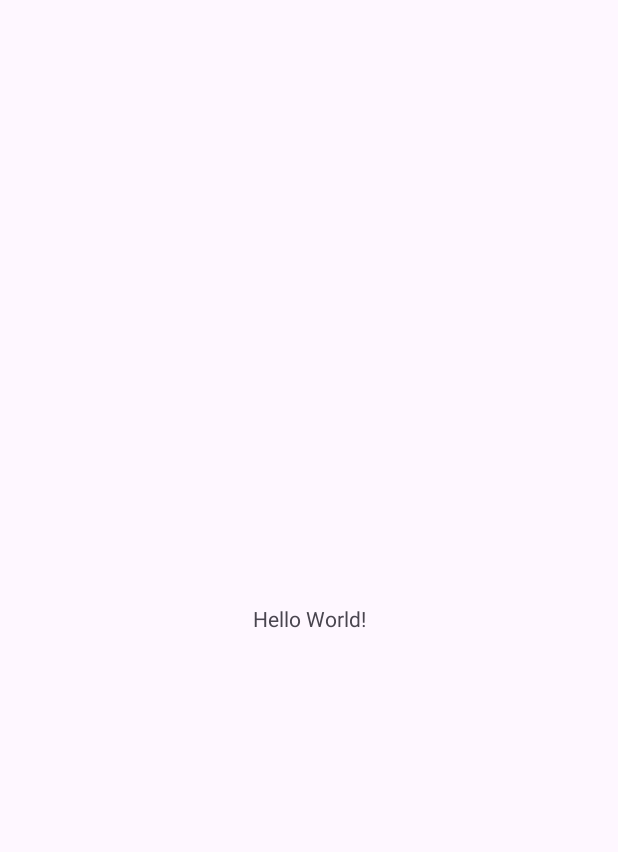
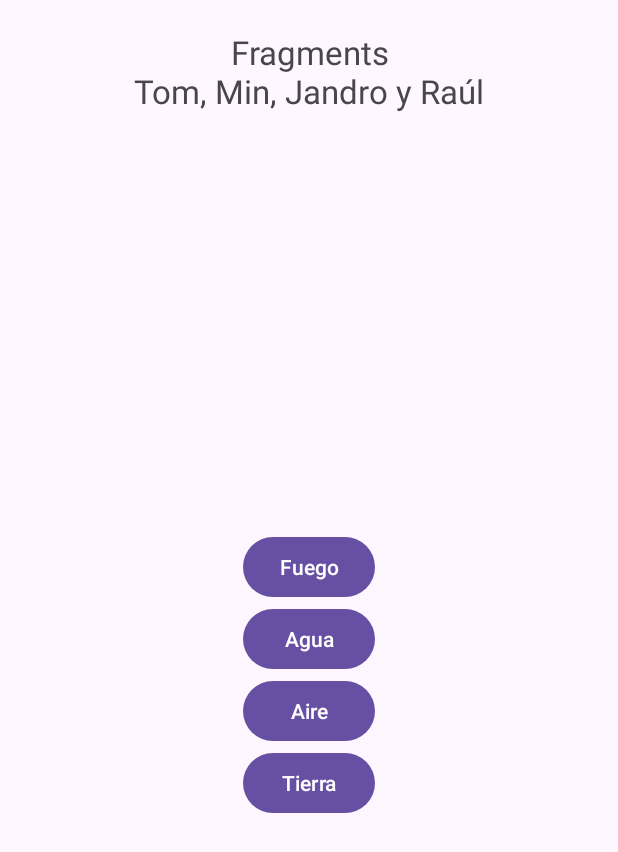
Before and after one commit to garciatomaschavez/APMV_Fragments, an Android app: the screen it shows after launch (MainActivity), on a phone screen of 412 x 824 dp. Before the commit the part shown is almost empty. Shown: the top 852 px of the screen. Run offline under Robolectric (Android 15) with nearby library versions, the phone set to English and light mode, and no system bars.

Commit message:
Added buttons to open fragments

```diff
--- a/app/src/main/res/layout/activity_main.xml
+++ b/app/src/main/res/layout/activity_main.xml
@@ -8,12 +8,57 @@
     tools:context=".MainActivity">
 
     <TextView
+        android:id="@+id/title"
         android:layout_width="wrap_content"
         android:layout_height="wrap_content"
-        android:text="Hello World!"
-        app:layout_constraintBottom_toBottomOf="parent"
-        app:layout_constraintEnd_toEndOf="parent"
-        app:layout_constraintStart_toStartOf="parent"
-        app:layout_constraintTop_toTopOf="parent" />
+        android:text="Fragments\nTom, Min, Jandro y Raúl"
+        android:textSize="22sp"
+        android:textAlignment="center"
+        android:layout_marginTop="20dp"
+        app:layout_constraintEnd_toEndOf="@id/main"
+        app:layout_constraintStart_toStartOf="@id/main"
+        app:layout_constraintTop_toTopOf="@id/main"
+    />
+
+
+    <LinearLayout
+        android:id="@+id/lin"
+        android:layout_width="wrap_content"
+        android:layout_height="wrap_content"
+        android:orientation="vertical"
+        app:layout_constraintBottom_toBottomOf="@id/main"
+        app:layout_constraintEnd_toEndOf="@id/main"
+        app:layout_constraintStart_toStartOf="@id/main"
+        app:layout_constraintTop_toBottomOf="@id/title"
+    >
+        <Button
+            android:id="@+id/openFuego"
+            android:layout_width="wrap_content"
+            android:layout_height="wrap_content"
+            android:text="Fuego"
+        />
+
+        <Button
+            android:id="@+id/openAgua"
+            android:layout_width="wrap_content"
+            android:layout_height="wrap_content"
+            android:text="Agua"
+        />
+        <Button
+            android:id="@+id/openAire"
+            android:layout_width="wrap_content"
+            android:layout_height="wrap_content"
+            android:text="Aire"
+            />
+        <Button
+            android:id="@+id/openTierra"
+            android:layout_width="wrap_content"
+            android:layout_height="wrap_content"
+            android:text="Tierra"
+            />
+
+    </LinearLayout>
+
+
 
 </androidx.constraintlayout.widget.ConstraintLayout>
```
